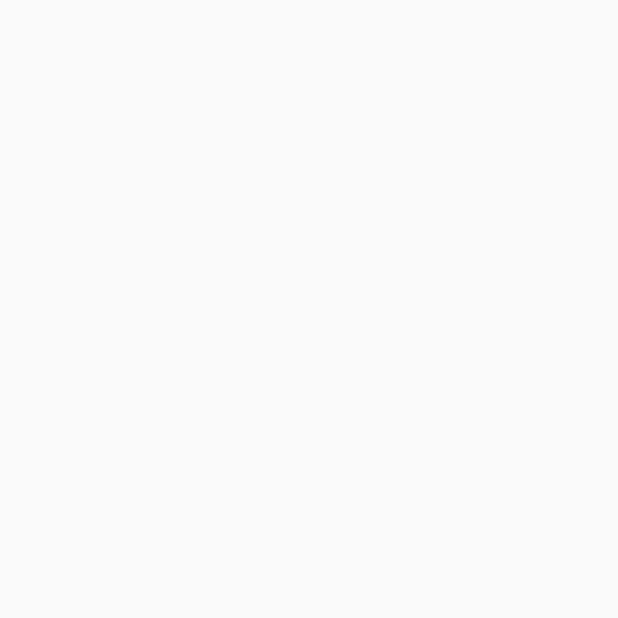
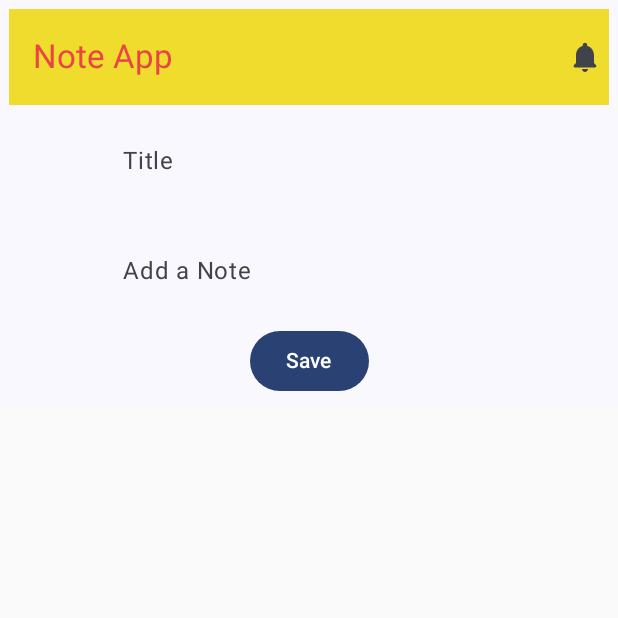
Before and after one commit to 7-MOHIT/NoteApp, an Android app built with Jetpack Compose: the screen it shows after launch (MainActivity), on a phone screen of 412 x 824 dp, the top half of it. Before the commit the part shown is empty. Run offline under Robolectric (Android 15) with nearby library versions, the phone set to English and light mode, and no system bars; libraries missing offline, so code that uses them is left out: androidx.test.espresso; 1 statement that could not run was skipped.

Commit message:
Initial commit

```diff
--- a/app/build.gradle.kts
+++ b/app/build.gradle.kts
@@ -50,6 +50,8 @@ dependencies {
     implementation(libs.androidx.compose.ui.graphics)
     implementation(libs.androidx.compose.ui.tooling.preview)
     implementation(libs.androidx.compose.material3)
+    implementation(libs.androidx.ui.graphics)
+    implementation(libs.androidx.espresso.core)
     testImplementation(libs.junit)
     androidTestImplementation(libs.androidx.junit)
     androidTestImplementation(libs.androidx.espresso.core)
--- a/app/src/main/java/com/example/a666/MainActivity.kt
+++ b/app/src/main/java/com/example/a666/MainActivity.kt
@@ -1,5 +1,6 @@
 package com.example.a666
 
+import NoteScreen
 import android.os.Bundle
 import androidx.activity.ComponentActivity
 import androidx.activity.compose.setContent
@@ -22,7 +23,7 @@ class MainActivity : ComponentActivity() {
         setContent {
             _666Theme {
               Surface(){
-
+                  NoteScreen()
               }
             }
         }
--- /dev/null
+++ b/app/src/main/java/com/example/a666/components/NoteInputText.kt
@@ -0,0 +1,52 @@
+package com.example.a666.components
+
+import androidx.compose.foundation.layout.Column
+import androidx.compose.foundation.layout.fillMaxWidth
+import androidx.compose.foundation.text.KeyboardActions
+import androidx.compose.foundation.text.KeyboardOptions
+import androidx.compose.foundation.text.input.InputTransformation.Companion.keyboardOptions
+import androidx.compose.material3.CheckboxDefaults.colors
+import androidx.compose.material3.Text
+import androidx.compose.material3.TextField
+import androidx.compose.material3.TextFieldDefaults
+import androidx.compose.material3.contentColorFor
+import androidx.compose.runtime.Composable
+import androidx.compose.ui.Alignment
+import androidx.compose.ui.Modifier
+import androidx.compose.ui.graphics.Color
+import androidx.compose.ui.platform.LocalSoftwareKeyboardController
+import androidx.compose.ui.text.input.ImeAction
+import androidx.test.espresso.base.Default
+
+@Composable
+fun NoteInputText(
+    modifier: Modifier,
+    TextValue: String,
+    label: String,
+    maxLines: Int = 1,
+    onTextChange: (String) -> Unit,
+    onImeAction: () -> Unit = {}
+) {
+    val keyboardController = LocalSoftwareKeyboardController.current
+    TextField(
+        modifier = modifier, // Use the modifier passed to the function
+        value = TextValue,
+        onValueChange = onTextChange,
+        maxLines = maxLines,
+        label = { Text(label) },
+        colors = TextFieldDefaults.colors(
+            focusedContainerColor = Color.Transparent,
+            unfocusedContainerColor = Color.Transparent,
+            disabledContainerColor = Color.Transparent,
+            focusedIndicatorColor = Color.Transparent, // Removes the bottom line when focused
+            unfocusedIndicatorColor = Color.Transparent,
+        ),
+       keyboardOptions = KeyboardOptions.Default.copy(
+           imeAction = ImeAction.Done
+       ),
+        keyboardActions = KeyboardActions(onDone = {
+            onImeAction()
+            keyboardController?.hide()
+        })
+    )
+}
--- a/app/src/main/java/com/example/a666/screen/NoteScreen.kt
+++ b/app/src/main/java/com/example/a666/screen/NoteScreen.kt
@@ -0,0 +1,123 @@
+import android.R.attr.contentDescription
+import androidx.compose.foundation.background
+import androidx.compose.foundation.layout.Column
+import androidx.compose.foundation.layout.fillMaxWidth
+import androidx.compose.foundation.layout.padding
+import androidx.compose.foundation.shape.CircleShape
+import androidx.compose.material.icons.Icons
+import androidx.compose.material.icons.rounded.Notifications
+import androidx.compose.material3.Button
+import androidx.compose.material3.ButtonColors
+import androidx.compose.material3.ExperimentalMaterial3Api
+import androidx.compose.material3.Icon
+import androidx.compose.material3.Text
+import androidx.compose.material3.TextField
+import androidx.compose.material3.TopAppBar
+import androidx.compose.material3.TopAppBarDefaults
+import androidx.compose.runtime.Composable
+import androidx.compose.runtime.getValue
+import androidx.compose.runtime.mutableStateOf
+import androidx.compose.runtime.remember
+import androidx.compose.runtime.setValue
+import androidx.compose.ui.Alignment
+import androidx.compose.ui.Modifier
+import androidx.compose.ui.graphics.Color
+import androidx.compose.ui.res.stringResource
+import androidx.compose.ui.tooling.preview.Preview
+import androidx.compose.ui.unit.dp
+import com.example.a666.R
+import com.example.a666.R.string.app_name
+import com.example.a666.components.NoteInputText
+
+@OptIn(ExperimentalMaterial3Api::class)
+@Composable
+fun NoteScreen() {
+    var title by remember {
+        mutableStateOf("")
+    }
+
+    var description by remember {
+        mutableStateOf("")
+    }
+    Column(
+        modifier = Modifier.padding(6.dp)
+    ) {
+
+        //top bar showing name of the app and a notification icon
+        TopAppBar(
+            title = {
+                Text(
+                    text = stringResource(app_name),
+                    color = Color(0xFFEA4545)// text color - red
+                )
+            }, actions = {
+                Icon(
+                    imageVector = Icons.Rounded.Notifications, contentDescription = "Icon"
+                )
+            },
+            colors = TopAppBarDefaults.topAppBarColors(
+                containerColor = Color(0xFFEFDC2D), //background color - yellow
+            )
+        )
+
+        //creating text fields and a save button
+        Column(
+            modifier = Modifier.fillMaxWidth(),
+            horizontalAlignment = Alignment.CenterHorizontally
+
+        ) {
+            NoteInputText(
+                modifier = Modifier.padding(
+                    top = 9.dp,
+                    bottom = 8.dp
+                ),
+                TextValue = title,
+                label = "Title",
+                maxLines = 1,
+                onTextChange = {},
+                onImeAction = {}
+
+            )
+            NoteInputText(
+                modifier = Modifier.padding(
+                    top = 9.dp,
+                    bottom = 8.dp
+                ),
+                TextValue = description,
+                label = "Add a Note",
+                maxLines = 1,
+                onTextChange = {},
+                onImeAction = {}
+            )
+            NoteButton(
+                modifier = Modifier,
+                text = "Save",
+               onClick ={}
+            )
+        }
+
+    }
+}
+
+@Preview(showBackground = true)
+@Composable
+fun NotesScreeenPreview() {
+    NoteScreen()
+}
+
+@Composable
+fun NoteButton(
+    modifier: Modifier,
+    text: String,
+    onClick: () -> Unit,
+    enabled: Boolean = true
+) {
+    Button(onClick = onClick,
+        shape = CircleShape,
+        enabled = enabled,
+        modifier = Modifier
+    ) {
+        Text(text,
+            )
+    }
+}
--- a/app/src/main/res/values/strings.xml
+++ b/app/src/main/res/values/strings.xml
@@ -1,3 +1,3 @@
 <resources>
-    <string name="app_name">666</string>
+    <string name="app_name">Note App</string>
 </resources>
--- a/gradle/libs.versions.toml
+++ b/gradle/libs.versions.toml
@@ -8,6 +8,7 @@ espressoCore = "3.7.0"
 lifecycleRuntimeKtx = "2.10.0"
 activityCompose = "1.12.2"
 composeBom = "2024.09.00"
+uiGraphics = "1.10.0"
 
 [libraries]
 androidx-core-ktx = { group = "androidx.core", name = "core-ktx", version.ref = "coreKtx" }
@@ -24,6 +25,7 @@ androidx-compose-ui-tooling-preview = { group = "androidx.compose.ui", name = "u
 androidx-compose-ui-test-manifest = { group = "androidx.compose.ui", name = "ui-test-manifest" }
 androidx-compose-ui-test-junit4 = { group = "androidx.compose.ui", name = "ui-test-junit4" }
 androidx-compose-material3 = { group = "androidx.compose.material3", name = "material3" }
+androidx-ui-graphics = { group = "androidx.compose.ui", name = "ui-graphics", version.ref = "uiGraphics" }
 
 [plugins]
 android-application = { id = "com.android.application", version.ref = "agp" }
```
